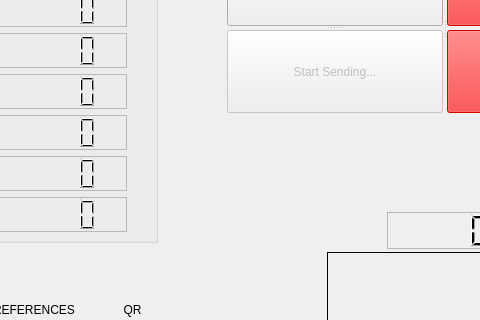
This is pc/GUI/mainwindow.ui in Imara90/ERTS as Qt 5 draws it before an edit; both pictures show x 93 to 573 and y 125 to 445 of the 845 by 711 pixel window. The edited form follows.
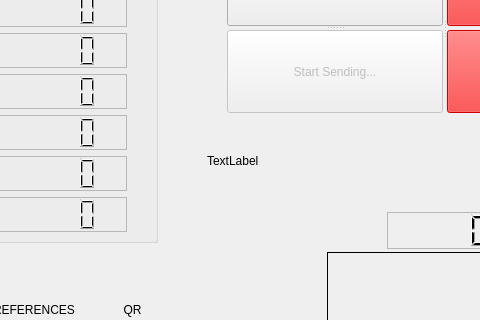
This is the edited form. Icons and pictures are not drawn.

```diff
--- a/pc/GUI/mainwindow.ui
+++ b/pc/GUI/mainwindow.ui
@@ -1367,6 +1367,19 @@
      </widget>
     </widget>
    </widget>
+   <widget class="QLabel" name="testlbl">
+    <property name="geometry">
+     <rect>
+      <x>300</x>
+      <y>260</y>
+      <width>66</width>
+      <height>17</height>
+     </rect>
+    </property>
+    <property name="text">
+     <string>TextLabel</string>
+    </property>
+   </widget>
    <zorder>splitter_3</zorder>
    <zorder>groupBox</zorder>
    <zorder>QRImage</zorder>
```
Left out of the diff: 1 changed line with no effect on the pictures.
